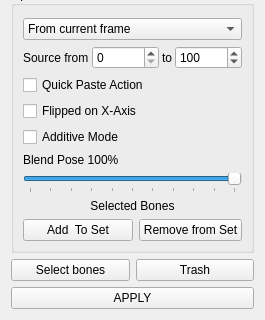
First picture: the form in gaolib/ui/infowidget.ui, repository GaoShanPictures/GAOLIB, before the edit; both pictures show x 0 to 265 and y 372 to 692 of the 265 by 692 pixel window.
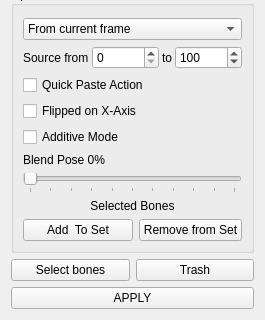
Second picture: the form after the edit. Icons and pictures are not drawn.

Commit message: Bug Fixed : When modifying selected bones after using the pose slider, no or too many objects selected error handled

What changed in the file:
```diff
--- a/gaolib/ui/infowidget.ui
+++ b/gaolib/ui/infowidget.ui
@@ -585,7 +585,7 @@
          <item>
           <widget class="QLabel" name="blendPoseLabel">
            <property name="text">
-            <string>Blend Pose 100%</string>
+            <string>Blend Pose 0%</string>
            </property>
           </widget>
          </item>
@@ -598,7 +598,7 @@
             <number>10</number>
            </property>
            <property name="sliderPosition">
-            <number>100</number>
+            <number>0</number>
            </property>
            <property name="tracking">
             <bool>true</bool>
```
The commit also changes 4 other files.
